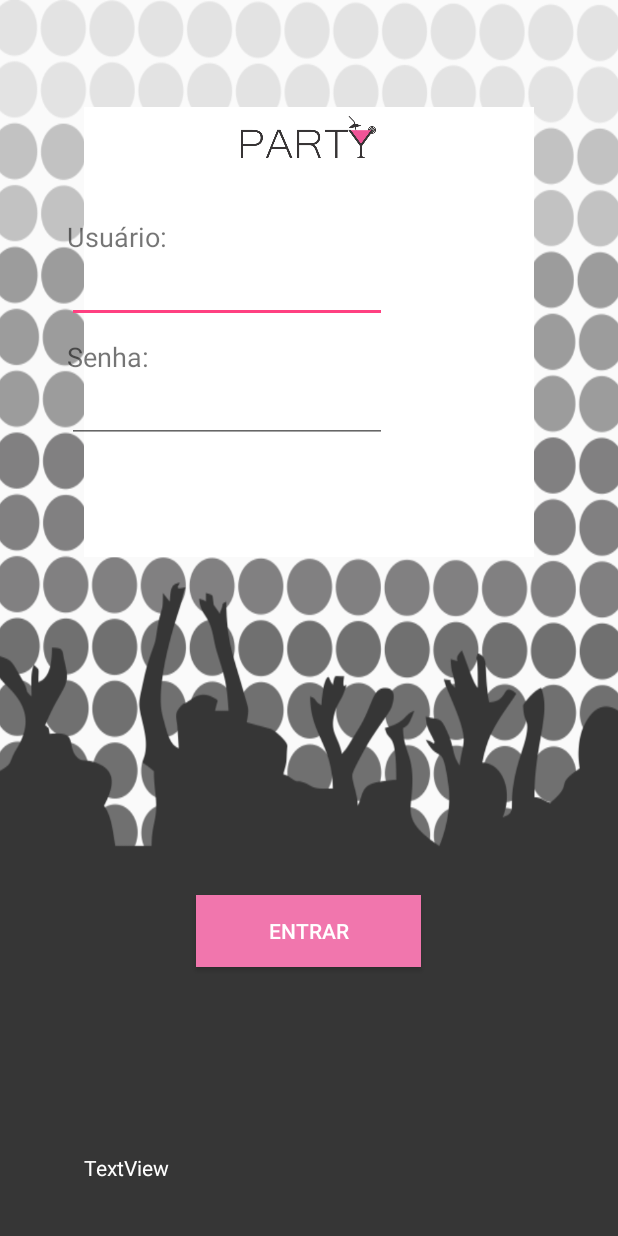
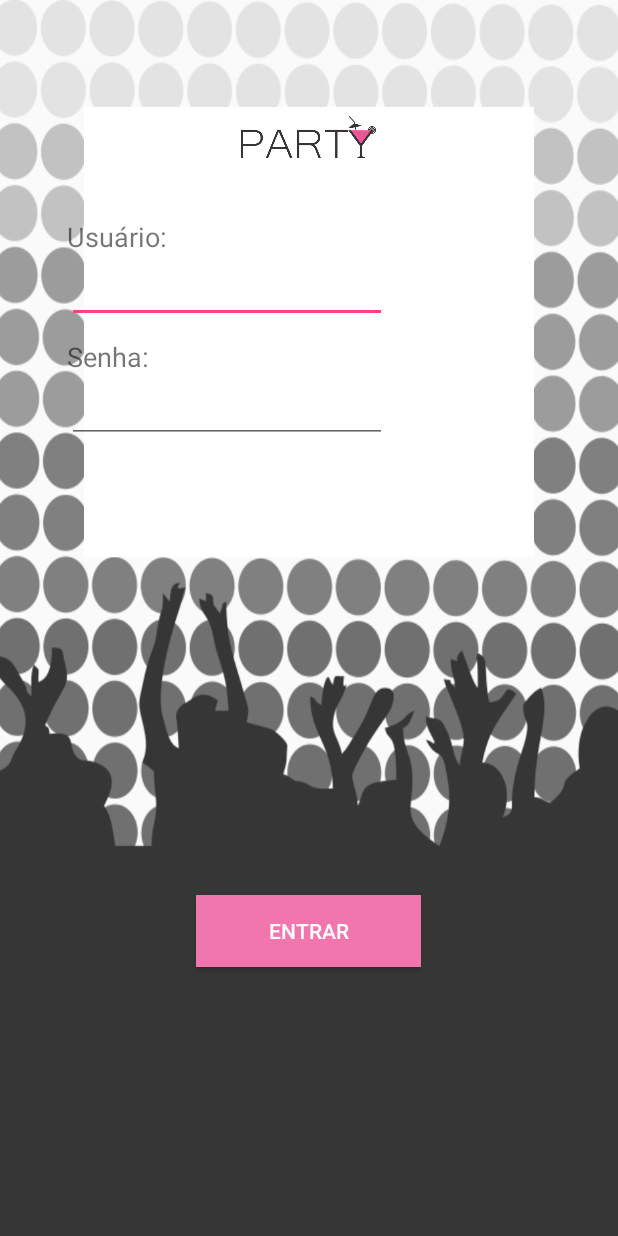
Before and after one commit to GhsVilela/PARTY, an Android app: the Login screen opened directly, with no data from a screen before it, on a phone screen of 412 x 824 dp. Run offline under Robolectric (Android 15) with nearby library versions, the phone set to English and light mode, and no system bars.

```diff
--- a/app/src/main/res/layout/activity_login.xml
+++ b/app/src/main/res/layout/activity_login.xml
@@ -83,15 +83,5 @@
         android:layout_alignEnd="@+id/usuario"
         android:id="@+id/senha" />
 
-    <TextView
-        android:text="TextView"
-        android:layout_width="wrap_content"
-        android:layout_height="wrap_content"
-        android:layout_alignParentBottom="true"
-        android:textColor="#fff"
-        android:layout_alignStart="@+id/imageView3"
-        android:layout_marginBottom="36dp"
-        android:id="@+id/showsenha" />
-
 
 </RelativeLayout>
```
Also changed, not shown: app/src/main/java/com/party/party/Login.java (+1 -18 lines).
